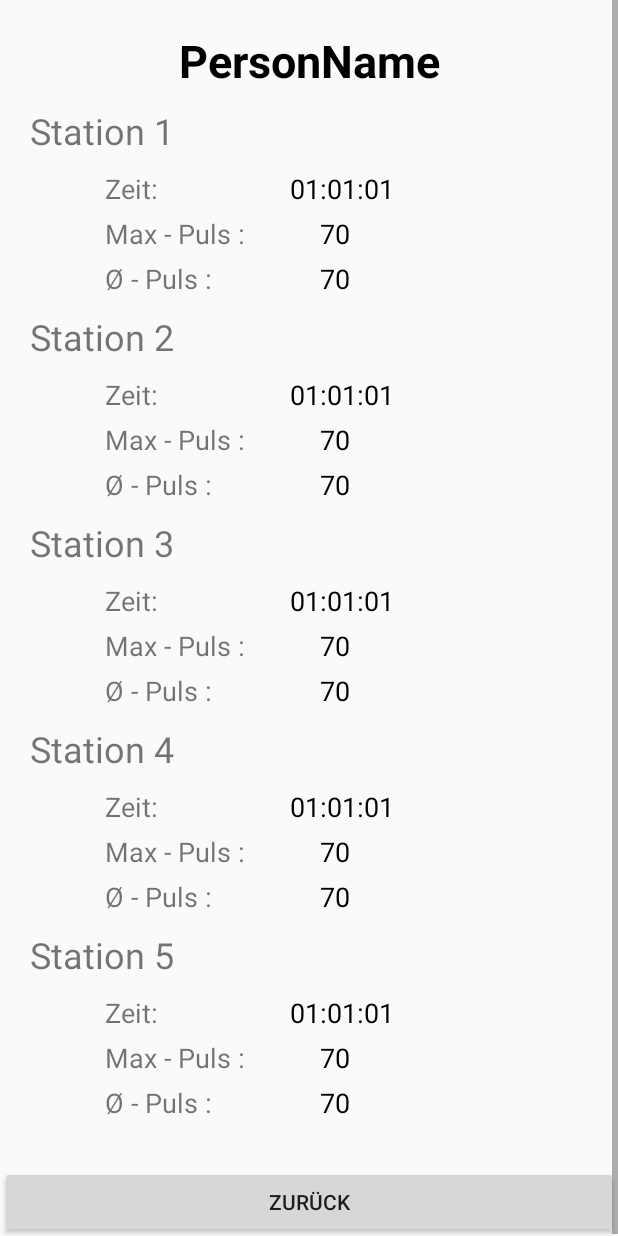
After one commit to planks9/oefast, an Android app: the layout results.xml on its own in the app's theme, with its tools: preview values and no code run, on a phone screen of 412 x 824 dp. The commit adds this screen. Run offline under Robolectric (Android 15) with nearby library versions, the phone set to English and light mode, and no system bars.

Commit message:
Calculate RMSSD and SDNN in App, provide a back button for results

```diff
--- a/app/src/main/java/at/ac/univie/stefan/fast/Activities/ConnectToMonitorActivity.java
+++ b/app/src/main/java/at/ac/univie/stefan/fast/Activities/ConnectToMonitorActivity.java
@@ -22,11 +22,11 @@ import java.util.ArrayList;
 import java.util.UUID;
 
 import at.ac.univie.stefan.fast.BluetoothAdapterSingleton;
+import at.ac.univie.stefan.fast.BluetoothMessageHandler;
 import at.ac.univie.stefan.fast.DataBase.AppDatabase;
 import at.ac.univie.stefan.fast.DataBase.DataBaseCreator;
 import at.ac.univie.stefan.fast.DataBase.SensorData;
 import at.ac.univie.stefan.fast.Fragments.StationMenueFragment;
-import at.ac.univie.stefan.fast.BluetoothMessageHandler;
 import at.ac.univie.stefan.fast.R;
 import at.ac.univie.stefan.fast.StationTracking.StationTrackingData;
 import at.ac.univie.stefan.fast.Stopwatch.StopWatchService;
@@ -68,7 +68,10 @@ public class ConnectToMonitorActivity extends AppCompatActivity {
         bluetoothDevice.connectGatt(context, false, bluetoothGattCallback);
         Log.d(TAG, "connection established");
 
+
+
     }
+
 
 
     private BluetoothAdapter.LeScanCallback leScanCallback = new BluetoothAdapter.LeScanCallback() {
--- a/app/src/main/java/at/ac/univie/stefan/fast/Activities/ResultsActivity.java
+++ b/app/src/main/java/at/ac/univie/stefan/fast/Activities/ResultsActivity.java
@@ -1,10 +1,13 @@
 package at.ac.univie.stefan.fast.Activities;
 
+import android.app.Activity;
 import android.content.Intent;
 import android.os.AsyncTask;
 import android.os.Bundle;
 import android.support.annotation.Nullable;
 import android.support.v7.app.AppCompatActivity;
+import android.view.View;
+import android.widget.Button;
 import android.widget.TextView;
 
 import at.ac.univie.stefan.fast.DataBase.DataBaseCreator;
@@ -35,6 +38,7 @@ public class ResultsActivity extends AppCompatActivity {
     private TextView textViewResultsStationFiveZeit;
     private TextView textViewResultsStationFiveMaxHR;
     private TextView textViewResultsStationFiveAvgHR;
+    private Button buttonResultsback;
 
 
 
@@ -61,6 +65,13 @@ public class ResultsActivity extends AppCompatActivity {
         textViewResultsStationFiveZeit = findViewById(R.id.textViewResultsStationFiveZeit);
         textViewResultsStationFiveMaxHR = findViewById(R.id.textViewResultsStationFiveMaxHR);
         textViewResultsStationFiveAvgHR = findViewById(R.id.textViewResultsStationFiveAvgHR);
+        buttonResultsback = (Button) findViewById(R.id.buttonResultsback);
+        buttonResultsback.setOnClickListener(new View.OnClickListener() {
+            @Override
+            public void onClick(View view) {
+                finish();
+            }
+        });
 
         new AsyncTask<Void, Void, PersonData>() {
             @Override
@@ -92,5 +103,7 @@ public class ResultsActivity extends AppCompatActivity {
         }.execute();
 
 
+
+
     }
 }
--- a/app/src/main/java/at/ac/univie/stefan/fast/Fragments/StationFinishedFragment.java
+++ b/app/src/main/java/at/ac/univie/stefan/fast/Fragments/StationFinishedFragment.java
@@ -103,56 +103,80 @@ public class StationFinishedFragment extends Fragment {
             @Override
             protected void onPostExecute(List<SensorData> sensorDataList) {
                 int i=0;
-                int sum=0;
-                int avg=0;
+                int sumhr=0;
+                int sumrr=0;
+                int avghr=0;
                 int max=0;
                 int min=0;
+                double sdnnTotal=0;
+                double rmssdTotal = 0;
+
                 if (sensorDataList.size()>0) {
                     max = sensorDataList.get(0).getHeartrate();
                     min = sensorDataList.get(0).getHeartrate();
-                    for (SensorData currenSensordata : sensorDataList) {
+                    for (SensorData currentSensordata : sensorDataList) {
                         i++;
-                        int currentheartrate = currenSensordata.getHeartrate();
-                        sum += currentheartrate;
+                        int currentheartrate = currentSensordata.getHeartrate();
+                        sumhr += currentheartrate;
+                        sumrr += currentSensordata.getRrinterval();
                         if (currentheartrate < min) min = currentheartrate;
-                        if (currentheartrate > max) max = currentheartrate;
                     }
 
-                    avg = sum / i;
+                    int meanrr = sumrr / i;
+                    int rrpreviouse = 0;
+                    avghr = sumhr / i;
+
+                    for (SensorData currentSonsordata : sensorDataList) {
+                        sdnnTotal += Math.pow(currentSonsordata.getRrinterval() - meanrr, 2);
+                        if (rrpreviouse != 0) {
+                            rmssdTotal += Math.pow(currentSonsordata.getRrinterval() - rrpreviouse, 2);
+                        }
+                        rrpreviouse = currentSonsordata.getRrinterval();
+                    }
+
+                    double sdnn = Math.sqrt(sdnnTotal / i - 1);
+                    double rmssd = Math.sqrt(rmssdTotal / i - 1);
+
+
+
+
+
+
+
                 }
                 textViewStationFinishedMinHR.setText(""+min);
                 textViewStationFinishedMaxHR.setText(""+max);
-                textViewStationFinishedAvgHR.setText(""+avg);
+                textViewStationFinishedAvgHR.setText(""+avghr);
 
 
                 switch (StationTrackingData.getActualStation()) {
                     case STATIONONE:
                         personData.setStationonetime(timeelapsed);
-                        personData.setStationoneavhr(avg);
+                        personData.setStationoneavhr(avghr);
                         personData.setStationonemaxhr(max);
                         break;
 
                     case STATIONTWO:
                         personData.setStationtwotime(timeelapsed);
-                        personData.setStationtwoavhr(avg);
+                        personData.setStationtwoavhr(avghr);
                         personData.setStationtwomaxhr(max);
                         break;
 
                     case STATIONTHREE:
                         personData.setStationthreetime(timeelapsed);
-                        personData.setStationthreeavhr(avg);
+                        personData.setStationthreeavhr(avghr);
                         personData.setStationthreemaxhr(max);
                         break;
 
                     case STATIONFOUR:
                         personData.setStationfourtime(timeelapsed);
-                        personData.setStationfouravhr(avg);
+                        personData.setStationfouravhr(avghr);
                         personData.setStationfourmaxhr(max);
                         break;
 
                     case STATIONFIVE:
                         personData.setStationfivetime(timeelapsed);
-                        personData.setStationfiveavhr(avg);
+                        personData.setStationfiveavhr(avghr);
                         personData.setStationfivemaxhr(max);
                         break;
 
--- a/app/src/main/java/at/ac/univie/stefan/fast/Fragments/StationResultFragment.java
+++ /dev/null
@@ -1,55 +0,0 @@
-package at.ac.univie.stefan.fast.Fragments;
-
-import android.os.AsyncTask;
-import android.os.Bundle;
-import android.support.annotation.Nullable;
-import android.support.v4.app.Fragment;
-import android.view.LayoutInflater;
-import android.view.View;
-import android.view.ViewGroup;
-
-import at.ac.univie.stefan.fast.DataBase.AppDatabasePersonData;
-import at.ac.univie.stefan.fast.DataBase.DataBaseCreator;
-import at.ac.univie.stefan.fast.DataBase.PersonData;
-import at.ac.univie.stefan.fast.R;
-
-/**
- * Created by Stefan on 25.05.2018.
- */
-
-public class StationResultFragment extends Fragment {
-
-
-    private long primarykey;
-
-    @Nullable
-    @Override
-    public View onCreateView(LayoutInflater inflater, @Nullable ViewGroup container, @Nullable Bundle savedInstanceState) {
-        View view = inflater.inflate(R.layout.stationresult, container , false);
-
-        new AsyncTask<Void, Void, PersonData>() {
-            @Override
-            protected PersonData doInBackground(Void... voids) {
-                AppDatabasePersonData appDatabasePersonData = DataBaseCreator.getAppDatabasePersonData();
-                return appDatabasePersonData.personDataDao().getPersonbyID(primarykey);
-
-            }
-
-            @Override
-            protected void onPostExecute(PersonData personData) {
-
-            }
-        }.execute();
-
-        return view;
-    }
-
-    public long getPrimarykey() {
-        return primarykey;
-    }
-
-    public void setPrimarykey(long primarykey) {
-        this.primarykey = primarykey;
-    }
-
-}
--- /dev/null
+++ b/app/src/main/res/layout/results.xml
@@ -0,0 +1,423 @@
+<?xml version="1.0" encoding="utf-8"?>
+<ScrollView xmlns:android="http://schemas.android.com/apk/res/android"
+    android:layout_width="match_parent"
+    android:layout_height="match_parent">
+
+    <TableLayout
+        android:layout_width="match_parent"
+        android:layout_height="match_parent">
+
+        <TextView
+            android:id="@+id/textViewResultsPersonName"
+            android:layout_width="match_parent"
+            android:layout_height="wrap_content"
+            android:layout_marginTop="20dp"
+            android:text="PersonName"
+            android:textAlignment="center"
+            android:textColor="@android:color/black"
+            android:textSize="30sp"
+            android:textStyle="bold" />
+
+        <TextView
+            android:id="@+id/textView12"
+            android:layout_width="match_parent"
+            android:layout_height="wrap_content"
+            android:layout_marginLeft="20dp"
+            android:layout_marginTop="10dp"
+            android:text="Station 1"
+            android:textSize="24sp" />
+
+        <TableRow
+        android:layout_width="match_parent"
+        android:layout_height="wrap_content"
+        android:layout_marginLeft="70dp"
+        android:layout_marginTop="10dp">
+
+        <TextView
+            android:id="@+id/textView13"
+            android:layout_width="match_parent"
+            android:layout_height="wrap_content"
+            android:text="Zeit:"
+            android:textSize="18sp" />
+
+        <TextView
+            android:id="@+id/textViewResultsStationOneZeit"
+            android:layout_width="match_parent"
+            android:layout_height="wrap_content"
+            android:layout_marginLeft="30dp"
+            android:text="01:01:01"
+            android:textColor="@android:color/black"
+            android:textSize="18sp" />
+    </TableRow>
+
+        <TableRow
+            android:layout_width="match_parent"
+            android:layout_height="wrap_content"
+            android:layout_marginLeft="70dp"
+            android:layout_marginTop="5dp">
+
+            <TextView
+                android:id="@+id/textView14"
+                android:layout_width="match_parent"
+                android:layout_height="wrap_content"
+                android:text="Max - Puls :"
+                android:textSize="18sp" />
+
+            <TextView
+                android:id="@+id/textViewResultsStationOneMaxHR"
+                android:layout_width="match_parent"
+                android:layout_height="wrap_content"
+                android:layout_marginLeft="50dp"
+                android:text="70"
+                android:textColor="@android:color/black"
+                android:textSize="18sp" />
+        </TableRow>
+
+        <TableRow
+            android:layout_width="match_parent"
+            android:layout_height="wrap_content"
+            android:layout_marginLeft="70dp"
+            android:layout_marginTop="5dp">
+
+            <TextView
+                android:id="@+id/textView15"
+                android:layout_width="match_parent"
+                android:layout_height="wrap_content"
+                android:text="Ø - Puls :"
+                android:textSize="18sp" />
+
+            <TextView
+                android:id="@+id/textViewResultsStationOneAvgHR"
+                android:layout_width="match_parent"
+                android:layout_height="wrap_content"
+                android:layout_marginLeft="50dp"
+                android:text="70"
+                android:textColor="@android:color/black"
+                android:textSize="18sp" />
+        </TableRow>
+
+
+        <TextView
+            android:id="@+id/textView16"
+            android:layout_width="match_parent"
+            android:layout_height="wrap_content"
+            android:layout_marginLeft="20dp"
+            android:layout_marginTop="10dp"
+            android:text="Station 2"
+            android:textSize="24sp" />
+
+        <TableRow
+            android:layout_width="match_parent"
+            android:layout_height="wrap_content"
+            android:layout_marginLeft="70dp"
+            android:layout_marginTop="10dp">
+
+            <TextView
+                android:id="@+id/textView17"
+                android:layout_width="match_parent"
+                android:layout_height="wrap_content"
+                android:text="Zeit:"
+                android:textSize="18sp" />
+
+            <TextView
+                android:id="@+id/textViewResultsStationTwoZeit"
+                android:layout_width="match_parent"
+                android:layout_height="wrap_content"
+                android:layout_marginLeft="30dp"
+                android:text="01:01:01"
+                android:textColor="@android:color/black"
+                android:textSize="18sp" />
+        </TableRow>
+
+        <TableRow
+            android:layout_width="match_parent"
+            android:layout_height="wrap_content"
+            android:layout_marginLeft="70dp"
+            android:layout_marginTop="5dp">
+
+            <TextView
+                android:id="@+id/textView18"
+                android:layout_width="match_parent"
+                android:layout_height="wrap_content"
+                android:text="Max - Puls :"
+                android:textSize="18sp" />
+
+            <TextView
+                android:id="@+id/textViewResultsStationTwoMaxHR"
+                android:layout_width="match_parent"
+                android:layout_height="wrap_content"
+                android:layout_marginLeft="50dp"
+                android:text="70"
+                android:textColor="@android:color/black"
+                android:textSize="18sp" />
+        </TableRow>
+
+        <TableRow
+            android:layout_width="match_parent"
+            android:layout_height="wrap_content"
+            android:layout_marginLeft="70dp"
+            android:layout_marginTop="5dp">
+
+            <TextView
+                android:id="@+id/textView19"
+                android:layout_width="match_parent"
+                android:layout_height="wrap_content"
+                android:text="Ø - Puls :"
+                android:textSize="18sp" />
+
+            <TextView
+                android:id="@+id/textViewResultsStationTwoAvgHR"
+                android:layout_width="match_parent"
+                android:layout_height="wrap_content"
+                android:layout_marginLeft="50dp"
+                android:text="70"
+                android:textColor="@android:color/black"
+                android:textSize="18sp" />
+        </TableRow>
+
+
+        <TextView
+            android:id="@+id/textView20"
+            android:layout_width="match_parent"
+            android:layout_height="wrap_content"
+            android:layout_marginLeft="20dp"
+            android:layout_marginTop="10dp"
+            android:text="Station 3"
+            android:textSize="24sp" />
+
+        <TableRow
+            android:layout_width="match_parent"
+            android:layout_height="wrap_content"
+            android:layout_marginLeft="70dp"
+            android:layout_marginTop="10dp">
+
+            <TextView
+                android:id="@+id/textView21"
+                android:layout_width="match_parent"
+                android:layout_height="wrap_content"
+                android:text="Zeit:"
+                android:textSize="18sp" />
+
+            <TextView
+                android:id="@+id/textViewResultsStationThreeZeit"
+                android:layout_width="match_parent"
+                android:layout_height="wrap_content"
+                android:layout_marginLeft="30dp"
+                android:text="01:01:01"
+                android:textColor="@android:color/black"
+                android:textSize="18sp" />
+        </TableRow>
+
+        <TableRow
+            android:layout_width="match_parent"
+            android:layout_height="wrap_content"
+            android:layout_marginLeft="70dp"
+            android:layout_marginTop="5dp">
+
+            <TextView
+                android:id="@+id/textView22"
+                android:layout_width="match_parent"
+                android:layout_height="wrap_content"
+                android:text="Max - Puls :"
+                android:textSize="18sp" />
+
+            <TextView
+                android:id="@+id/textViewResultsStationThreeMaxHR"
+                android:layout_width="match_parent"
+                android:layout_height="wrap_content"
+                android:layout_marginLeft="50dp"
+                android:text="70"
+                android:textColor="@android:color/black"
+                android:textSize="18sp" />
+        </TableRow>
+
+        <TableRow
+            android:layout_width="match_parent"
+            android:layout_height="wrap_content"
+            android:layout_marginLeft="70dp"
+            android:layout_marginTop="5dp">
+
+            <TextView
+                android:id="@+id/textView23"
+                android:layout_width="match_parent"
+                android:layout_height="wrap_content"
+                android:text="Ø - Puls :"
+                android:textSize="18sp" />
+
+            <TextView
+                android:id="@+id/textViewResultsStationThreeAvgHR"
+                android:layout_width="match_parent"
+                android:layout_height="wrap_content"
+                android:layout_marginLeft="50dp"
+                android:text="70"
+                android:textColor="@android:color/black"
+                android:textSize="18sp" />
+        </TableRow>
+
+
+        <TextView
+            android:id="@+id/textView24"
+            android:layout_width="match_parent"
+            android:layout_height="wrap_content"
+            android:layout_marginLeft="20dp"
+            android:layout_marginTop="10dp"
+            android:text="Station 4"
+            android:textSize="24sp" />
+
+        <TableRow
+            android:layout_width="match_parent"
+            android:layout_height="wrap_content"
+            android:layout_marginLeft="70dp"
+            android:layout_marginTop="10dp">
+
+            <TextView
+                android:id="@+id/textView25"
+                android:layout_width="match_parent"
+                android:layout_height="wrap_content"
+                android:text="Zeit:"
+                android:textSize="18sp" />
+
+            <TextView
+                android:id="@+id/textViewResultsStationFourZeit"
+                android:layout_width="match_parent"
+                android:layout_height="wrap_content"
+                android:layout_marginLeft="30dp"
+                android:text="01:01:01"
+                android:textColor="@android:color/black"
+                android:textSize="18sp" />
+        </TableRow>
+
+        <TableRow
+            android:layout_width="match_parent"
+            android:layout_height="wrap_content"
+            android:layout_marginLeft="70dp"
+            android:layout_marginTop="5dp">
+
+            <TextView
+                android:id="@+id/textView26"
+                android:layout_width="match_parent"
+                android:layout_height="wrap_content"
+                android:text="Max - Puls :"
+                android:textSize="18sp" />
+
+            <TextView
+                android:id="@+id/textViewResultsStationFourMaxHR"
+                android:layout_width="match_parent"
+                android:layout_height="wrap_content"
+                android:layout_marginLeft="50dp"
+                android:text="70"
+                android:textColor="@android:color/black"
+                android:textSize="18sp" />
+        </TableRow>
+
+        <TableRow
+            android:layout_width="match_parent"
+            android:layout_height="wrap_content"
+            android:layout_marginLeft="70dp"
+            android:layout_marginTop="5dp">
+
+            <TextView
+                android:id="@+id/textView27"
+                android:layout_width="match_parent"
+                android:layout_height="wrap_content"
+                android:text="Ø - Puls :"
+                android:textSize="18sp" />
+
+            <TextView
+                android:id="@+id/textViewResultsStationFourAvgHR"
+                android:layout_width="match_parent"
+                android:layout_height="wrap_content"
+                android:layout_marginLeft="50dp"
+                android:text="70"
+                android:textColor="@android:color/black"
+                android:textSize="18sp" />
+        </TableRow>
+
+        <TextView
+            android:id="@+id/textView28"
+            android:layout_width="match_parent"
+            android:layout_height="wrap_content"
+            android:layout_marginLeft="20dp"
+            android:layout_marginTop="10dp"
+            android:text="Station 5"
+            android:textSize="24sp" />
+
+        <TableRow
+            android:layout_width="match_parent"
+            android:layout_height="wrap_content"
+            android:layout_marginLeft="70dp"
+            android:layout_marginTop="10dp">
+
+            <TextView
+                android:id="@+id/textView29"
+                android:layout_width="match_parent"
+                android:layout_height="wrap_content"
+                android:text="Zeit:"
+                android:textSize="18sp" />
+
+            <TextView
+                android:id="@+id/textViewResultsStationFiveZeit"
+                android:layout_width="match_parent"
+                android:layout_height="wrap_content"
+                android:layout_marginLeft="30dp"
+                android:text="01:01:01"
+                android:textColor="@android:color/black"
+                android:textSize="18sp" />
+        </TableRow>
+
+        <TableRow
+            android:layout_width="match_parent"
+            android:layout_height="wrap_content"
+            android:layout_marginLeft="70dp"
+            android:layout_marginTop="5dp">
+
+            <TextView
+                android:id="@+id/textView30"
+                android:layout_width="match_parent"
+                android:layout_height="wrap_content"
+                android:text="Max - Puls :"
+                android:textSize="18sp" />
+
+            <TextView
+                android:id="@+id/textViewResultsStationFiveMaxHR"
+                android:layout_width="match_parent"
+                android:layout_height="wrap_content"
+                android:layout_marginLeft="50dp"
+                android:text="70"
+                android:textColor="@android:color/black"
+                android:textSize="18sp" />
+        </TableRow>
+
+        <TableRow
+            android:layout_width="match_parent"
+            android:layout_height="wrap_content"
+            android:layout_marginLeft="70dp"
+            android:layout_marginTop="5dp">
+
+            <TextView
+                android:id="@+id/textView31"
+                android:layout_width="match_parent"
+                android:layout_height="wrap_content"
+                android:text="Ø - Puls :"
+                android:textSize="18sp" />
+
+            <TextView
+                android:id="@+id/textViewResultsStationFiveAvgHR"
+                android:layout_width="match_parent"
+                android:layout_height="wrap_content"
+                android:layout_marginLeft="50dp"
+                android:text="70"
+                android:textColor="@android:color/black"
+                android:textSize="18sp" />
+        </TableRow>
+
+        <Button
+            android:id="@+id/buttonResultsback"
+            android:layout_width="wrap_content"
+            android:layout_height="wrap_content"
+            android:layout_gravity="left"
+            android:layout_marginTop="30dp"
+            android:text="zurück" />
+
+    </TableLayout>
+</ScrollView>
--- a/app/src/main/res/layout/stationrecording.xml
+++ b/app/src/main/res/layout/stationrecording.xml
@@ -137,7 +137,7 @@
         android:layout_width="wrap_content"
         android:layout_height="wrap_content"
         android:layout_gravity="center"
-        android:layout_marginTop="20dp"
+        android:layout_marginTop="5dp"
         android:background="@android:color/holo_red_dark"
         android:text="Stop" />
 
```
